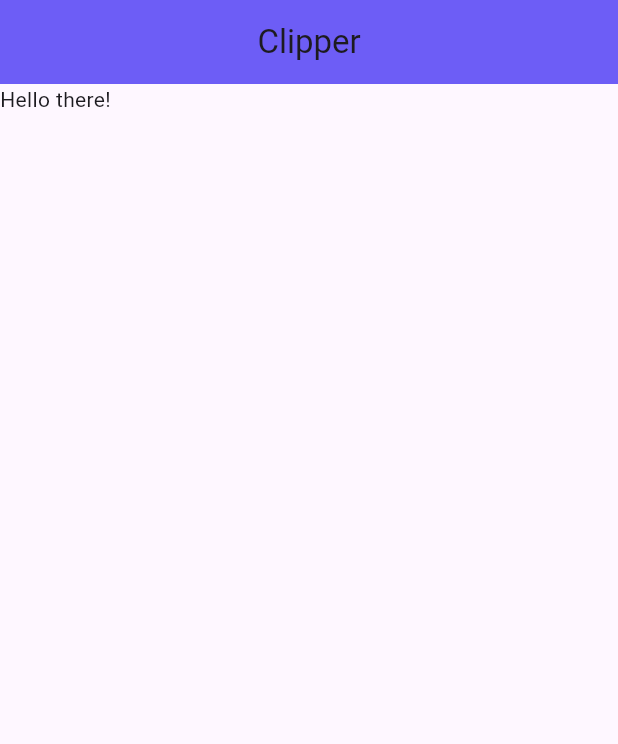
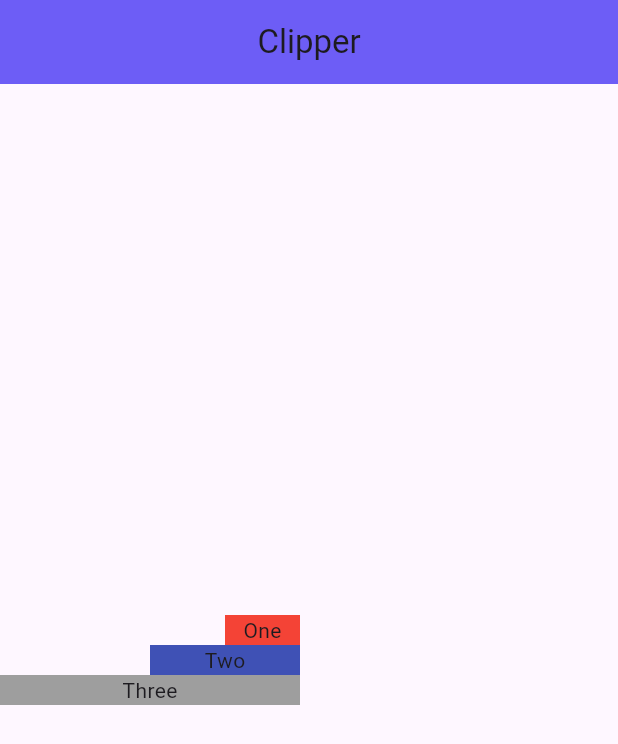
Before and after one commit to Venkatpublic/clipper, a Flutter app: the screen it shows after launch, on a phone screen of 412 x 824 dp. Shown: the top 744 px of the screen. Run offline on Flutter 3.47's test engine with Material 3 defaults, Android fonts, the light colour scheme and no system bars.

Commit message:
feat: base UI IP

```diff
--- a/lib/main.dart
+++ b/lib/main.dart
@@ -1,16 +1,6 @@
+import 'package:clipper/src/home.dart';
 import 'package:flutter/material.dart';
 
 void main() {
-  runApp(
-    MaterialApp(
-      home: Scaffold(
-        appBar: AppBar(
-          title: Text("Clipper"),
-          centerTitle: true,
-          backgroundColor: const Color(0xFF6D5DF6),
-        ),
-        body: Text('Hello there!'),
-      ),
-    ),
-  );
+  runApp(const MaterialApp(home: Home()));
 }
--- /dev/null
+++ b/lib/src/home.dart
@@ -0,0 +1,40 @@
+import 'package:flutter/material.dart';
+
+class Home extends StatelessWidget {
+  const Home({super.key});
+
+  @override
+  Widget build(BuildContext context) {
+    return Scaffold(
+      appBar: AppBar(
+        title: Text("Clipper"),
+        centerTitle: true,
+        backgroundColor: const Color(0xFF6D5DF6),
+      ),
+      body: Column(
+        mainAxisAlignment: MainAxisAlignment.center,
+        crossAxisAlignment: CrossAxisAlignment.end,
+        children: [
+          Container(
+            color: Colors.red,
+            width: 50,
+            child: Text('One'),
+            alignment: Alignment.center,
+          ),
+          Container(
+            color: Colors.indigo,
+            width: 100,
+            child: Text('Two'),
+            alignment: Alignment.center,
+          ),
+          Container(
+            color: Colors.grey,
+            width: 200,
+            child: Text('Three'),
+            alignment: Alignment.center,
+          ),
+        ],
+      ),
+    );
+  }
+}
```
